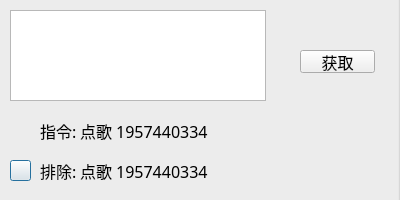
Before: the Qt Designer form OWO.ui in NACLACG/GetID-Over, drawn with Qt 5.
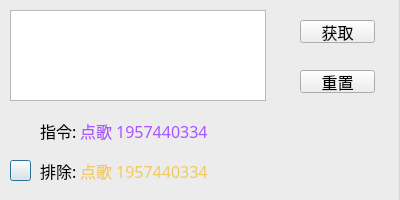
After: the same form once the commit is applied. Icons and pictures are not drawn.

```diff
--- a/OWO.ui
+++ b/OWO.ui
@@ -121,7 +121,8 @@
      </size>
     </property>
     <property name="styleSheet">
-     <string notr="true">background-image: url(:/エレン・ミラ・メイザース/Nll.png);</string>
+     <string notr="true">color: rgb(240, 202, 97);
+background-image: url(:/EllenMiraMathers/EllenMiraMathers/Nll.png);</string>
     </property>
     <property name="text">
      <string>点歌 1957440334</string>
@@ -149,7 +150,8 @@
      </size>
     </property>
     <property name="styleSheet">
-     <string notr="true">background-image: url(:/エレン・ミラ・メイザース/Nll.png);</string>
+     <string notr="true">color: rgb(170, 85, 255);
+background-image: url(:/EllenMiraMathers/EllenMiraMathers/Nll.png);</string>
     </property>
     <property name="text">
      <string>点歌 1957440334</string>
@@ -240,7 +242,7 @@
     <property name="geometry">
      <rect>
       <x>310</x>
-      <y>60</y>
+      <y>30</y>
       <width>75</width>
       <height>23</height>
      </rect>
@@ -255,6 +257,25 @@
      <string>获取</string>
     </property>
    </widget>
+   <widget class="QPushButton" name="ReSet">
+    <property name="geometry">
+     <rect>
+      <x>310</x>
+      <y>80</y>
+      <width>75</width>
+      <height>23</height>
+     </rect>
+    </property>
+    <property name="cursor">
+     <cursorShape>ArrowCursor</cursorShape>
+    </property>
+    <property name="toolTip">
+     <string>&lt;html&gt;&lt;head/&gt;&lt;body&gt;&lt;p&gt;重置排除列表[Alt+S]&lt;/p&gt;&lt;/body&gt;&lt;/html&gt;</string>
+    </property>
+    <property name="text">
+     <string>重置</string>
+    </property>
+   </widget>
   </widget>
  </widget>
  <resources>
```
Left out of the diff: 24 changed lines with no effect on the pictures.
